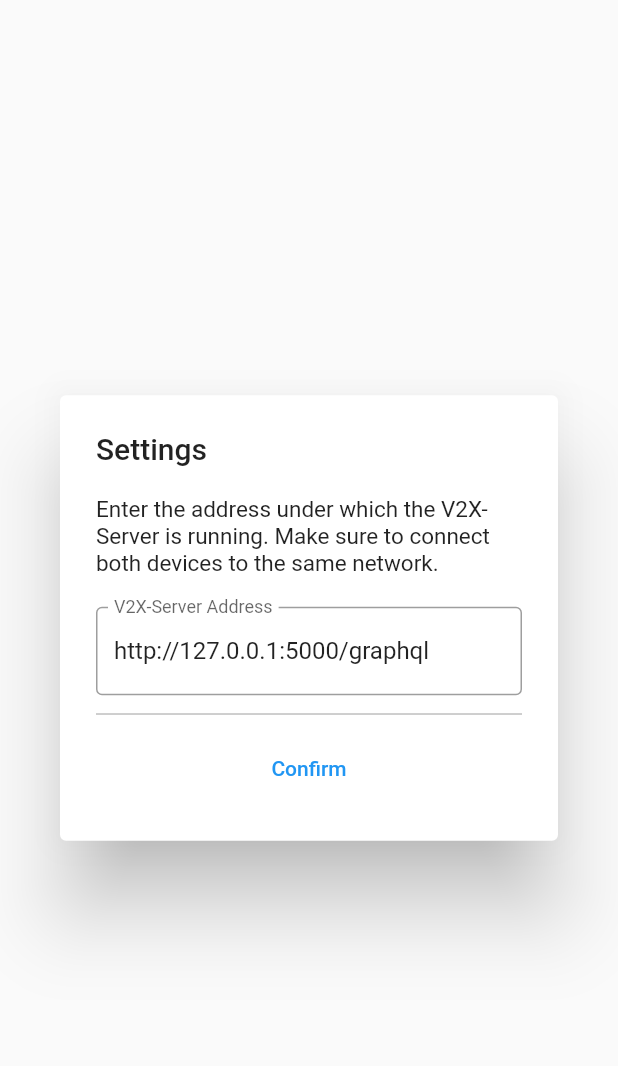
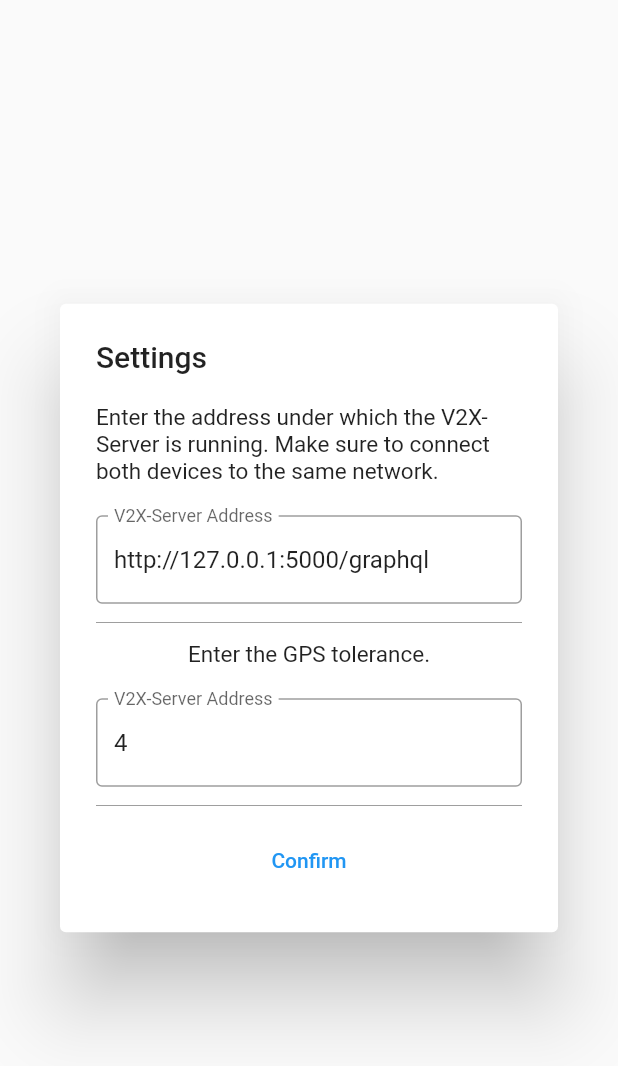
Before and after one commit to sbublie/v2x-pilot, a Flutter app: the SettingsDialog widget shown alone on an empty page, opened directly, on a phone screen of 412 x 824 dp. Shown: the top 1066 px of the screen. Run offline on Flutter 3.47's test engine with Material 2 defaults, Android fonts, the phone set to English and light mode, and no system bars; our stand-ins replace floating_bottom_navigation_bar, google_maps_flutter, graphql_flutter, latlong2, location, shared_preferences; missing offline and left inert: maps_toolkit; accounts and stored records are empty; network calls fail.

Commit message:
Add setting for GPS tolerance

```diff
--- a/lib/pages/pilot.dart
+++ b/lib/pages/pilot.dart
@@ -179,7 +179,7 @@ class _PilotPageState extends State<PilotPage> {
           //testLng,
           toolkitNodes,
           true,
-          tolerance: 4)) {
+          tolerance: context.read<AppSettings>().gpsTolerance)) {
         if (lane.ingressApproachId != null) {
           approachId = lane.ingressApproachId!;
         }
--- a/lib/ui/dialogs.dart
+++ b/lib/ui/dialogs.dart
@@ -70,7 +70,8 @@ class SettingsDialog extends StatefulWidget {
 class _SettingsDialogState extends State<SettingsDialog> {
   @override
   Widget build(BuildContext ctx) {
-    String textValue = context.read<AppSettings>().serverURL;
+    String urlValue = context.read<AppSettings>().serverURL;
+    int gpsTolerance = context.read<AppSettings>().gpsTolerance;
     return AlertDialog(
       title: const Text('Settings'),
       content: Container(
@@ -87,9 +88,30 @@ class _SettingsDialogState extends State<SettingsDialog> {
               height: 20,
             ),
             TextFormField(
-                initialValue: textValue,
+                initialValue: urlValue,
                 onChanged: (input) {
-                  textValue = input;
+                  urlValue = input;
+                },
+                decoration: const InputDecoration(
+                  border: OutlineInputBorder(),
+                  labelText: 'V2X-Server Address',
+                )),
+            const Divider(
+              height: 25,
+              color: Colors.grey,
+            ),
+            const Text(
+              "Enter the GPS tolerance.",
+              style: TextStyle(fontSize: 15),
+            ),
+            const SizedBox(
+              height: 20,
+            ),
+            TextFormField(
+                keyboardType: TextInputType.number,
+                initialValue: gpsTolerance.toString(),
+                onChanged: (input) {
+                  gpsTolerance = int.parse(input);
                 },
                 decoration: const InputDecoration(
                   border: OutlineInputBorder(),
@@ -102,7 +124,8 @@ class _SettingsDialogState extends State<SettingsDialog> {
             TextButton(
               child: const Text('Confirm'),
               onPressed: () {
-                context.read<AppSettings>().setServerURL(textValue);
+                context.read<AppSettings>().setServerURL(urlValue);
+                context.read<AppSettings>().setGpsTolerance(gpsTolerance);
                 Navigator.of(ctx).pop();
               },
             ),
@@ -137,7 +160,7 @@ class _SignalGroupDialogState extends State<SignalGroupDialog> {
             "Signal Group " + widget.signalGroup['id'].toString(),
             style: TextStyle(fontSize: 20),
           ),
-          SizedBox(
+          const SizedBox(
             height: 8,
           ),
           Text("State: " + widget.signalGroup['state']),
```
Also changed, not shown: lib/provider/settings.dart (+10 -3 lines).
